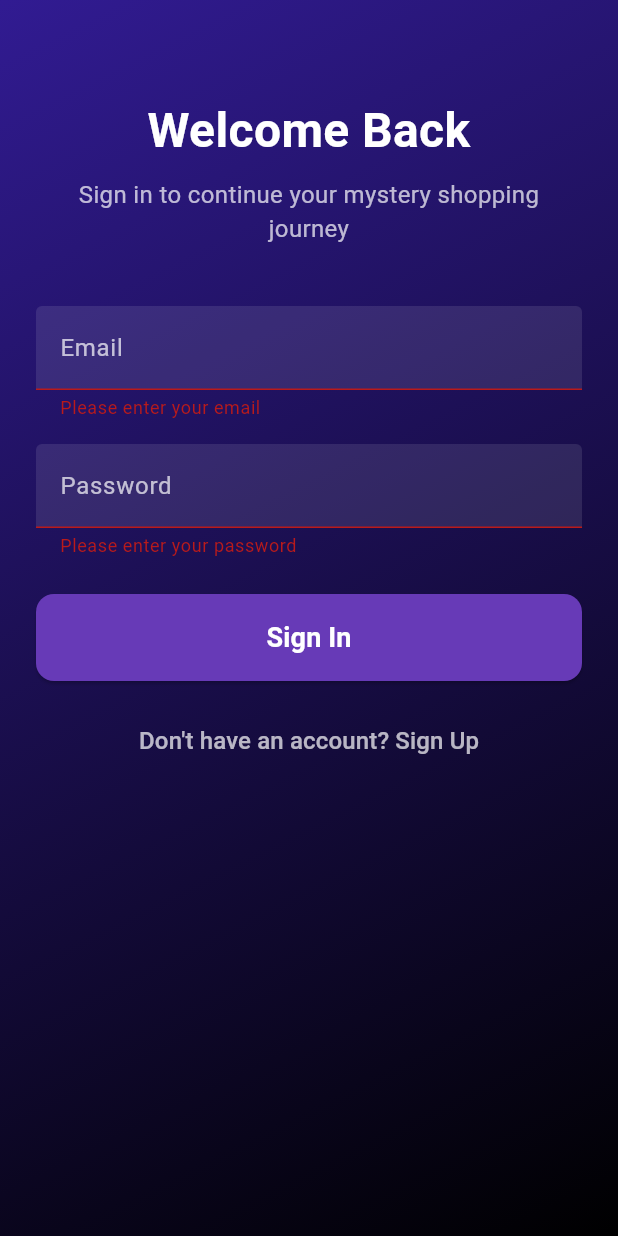
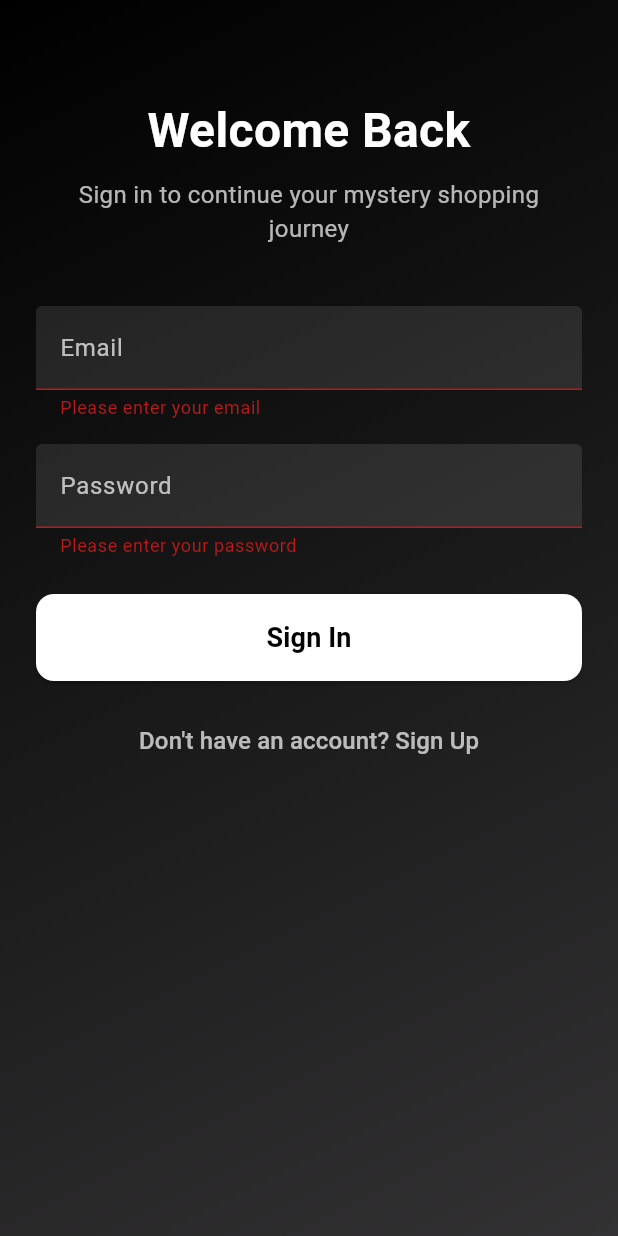
Before and after one commit to Bryan-G1thub/hush, a Flutter app: the screen it shows after launch, after a tap on "Sign In", on a phone screen of 412 x 824 dp. Run offline on Flutter 3.47's test engine with Material 3 defaults, Android fonts, the phone set to English and light mode, and no system bars; our stand-ins replace cloud_firestore, firebase_auth, firebase_core; accounts and stored records are empty.

Commit message:
feat: implement authentication screen with login and signup functionality

```diff
--- a/lib/screens/auth_screen.dart
+++ b/lib/screens/auth_screen.dart
@@ -4,19 +4,30 @@ import 'package:cloud_firestore/cloud_firestore.dart';
 import 'home_screen.dart';
 
 class AuthScreen extends StatefulWidget {
-  const AuthScreen({super.key});
+  final bool initialIsLogin;
+
+  const AuthScreen({
+    super.key,
+    this.initialIsLogin = true,
+  });
 
   @override
   State<AuthScreen> createState() => _AuthScreenState();
 }
 
 class _AuthScreenState extends State<AuthScreen> {
-  bool isLogin = true; // Toggle between login and signup
+  late bool isLogin; // Toggle between login and signup
   final _formKey = GlobalKey<FormState>();
   final _emailController = TextEditingController();
   final _passwordController = TextEditingController();
   final _nameController = TextEditingController();
   bool _isLoading = false;
+
+  @override
+  void initState() {
+    super.initState();
+    isLogin = widget.initialIsLogin;
+  }
 
   Future<void> _submitForm() async {
     if (!_formKey.currentState!.validate()) return;
@@ -42,6 +53,7 @@ class _AuthScreenState extends State<AuthScreen> {
         // Create user document in Firestore
         await FirebaseFirestore.instance.collection('users').doc(userCredential.user!.uid).set({
           'name': _nameController.text.trim(),
+          'role': 'agent',
           'createdAt': FieldValue.serverTimestamp(),
         });
       }
@@ -62,13 +74,23 @@ class _AuthScreenState extends State<AuthScreen> {
       } else if (e.code == 'wrong-password') {
         message = 'Wrong password provided for that user.';
       }
-      ScaffoldMessenger.of(context).showSnackBar(
-        SnackBar(content: Text(message)),
-      );
+      if (mounted) {
+        ScaffoldMessenger.of(context).showSnackBar(
+          SnackBar(
+            content: Text(message),
+            backgroundColor: Colors.red,
+          ),
+        );
+      }
     } catch (e) {
-      ScaffoldMessenger.of(context).showSnackBar(
-        const SnackBar(content: Text('An error occurred')),
-      );
+      if (mounted) {
+        ScaffoldMessenger.of(context).showSnackBar(
+          const SnackBar(
+            content: Text('An error occurred'),
+            backgroundColor: Colors.red,
+          ),
+        );
+      }
     } finally {
       if (mounted) {
         setState(() {
@@ -99,8 +121,8 @@ class _AuthScreenState extends State<AuthScreen> {
                 begin: Alignment.topLeft,
                 end: Alignment.bottomRight,
                 colors: [
-                  Colors.deepPurple.shade900,
                   Colors.black,
+                  Colors.black.withOpacity(0.8),
                 ],
               ),
             ),
@@ -119,7 +141,6 @@ class _AuthScreenState extends State<AuthScreen> {
                           crossAxisAlignment: CrossAxisAlignment.stretch,
                           children: [
                             const SizedBox(height: 40),
-                            // Title
                             Text(
                               isLogin ? 'Welcome Back' : 'Create Account',
                               style: const TextStyle(
@@ -141,7 +162,6 @@ class _AuthScreenState extends State<AuthScreen> {
                               textAlign: TextAlign.center,
                             ),
                             const SizedBox(height: 40),
-                            // Name field (only for signup)
                             if (!isLogin) ...[
                               TextFormField(
                                 controller: _nameController,
@@ -155,7 +175,7 @@ class _AuthScreenState extends State<AuthScreen> {
                                   ),
                                   focusedBorder: OutlineInputBorder(
                                     borderRadius: BorderRadius.circular(12),
-                                    borderSide: const BorderSide(color: Colors.deepPurple),
+                                    borderSide: const BorderSide(color: Colors.white),
                                   ),
                                   filled: true,
                                   fillColor: Colors.white.withOpacity(0.1),
@@ -169,7 +189,6 @@ class _AuthScreenState extends State<AuthScreen> {
                               ),
                               const SizedBox(height: 16),
                             ],
-                            // Email field
                             TextFormField(
                               controller: _emailController,
                               style: const TextStyle(color: Colors.white),
@@ -182,7 +201,7 @@ class _AuthScreenState extends State<AuthScreen> {
                                 ),
                                 focusedBorder: OutlineInputBorder(
                                   borderRadius: BorderRadius.circular(12),
-                                  borderSide: const BorderSide(color: Colors.deepPurple),
+                                  borderSide: const BorderSide(color: Colors.white),
                                 ),
                                 filled: true,
                                 fillColor: Colors.white.withOpacity(0.1),
@@ -198,7 +217,6 @@ class _AuthScreenState extends State<AuthScreen> {
                               },
                             ),
                             const SizedBox(height: 16),
-                            // Password field
                             TextFormField(
                               controller: _passwordController,
                               style: const TextStyle(color: Colors.white),
@@ -212,7 +230,7 @@ class _AuthScreenState extends State<AuthScreen> {
                                 ),
                                 focusedBorder: OutlineInputBorder(
                                   borderRadius: BorderRadius.circular(12),
-                                  borderSide: const BorderSide(color: Colors.deepPurple),
+                                  borderSide: const BorderSide(color: Colors.white),
                                 ),
                                 filled: true,
                                 fillColor: Colors.white.withOpacity(0.1),
@@ -228,11 +246,10 @@ class _AuthScreenState extends State<AuthScreen> {
                               },
                             ),
                             const SizedBox(height: 24),
-                            // Submit button
                             ElevatedButton(
                               onPressed: _isLoading ? null : _submitForm,
                               style: ElevatedButton.styleFrom(
-                                backgroundColor: Colors.deepPurple,
+                                backgroundColor: Colors.white,
                                 padding: const EdgeInsets.symmetric(vertical: 16),
                                 shape: RoundedRectangleBorder(
                                   borderRadius: BorderRadius.circular(12),
@@ -243,7 +260,7 @@ class _AuthScreenState extends State<AuthScreen> {
                                       height: 20,
                                       width: 20,
                                       child: CircularProgressIndicator(
-                                        color: Colors.white,
+                                        color: Colors.black,
                                         strokeWidth: 2,
                                       ),
                                     )
@@ -252,12 +269,11 @@ class _AuthScreenState extends State<AuthScreen> {
                                       style: const TextStyle(
                                         fontSize: 18,
                                         fontWeight: FontWeight.bold,
-                                        color: Colors.white,
+                                        color: Colors.black,
                                       ),
                                     ),
                             ),
                             const SizedBox(height: 16),
-                            // Toggle between login and signup
                             TextButton(
                               onPressed: _isLoading
                                   ? null
```
